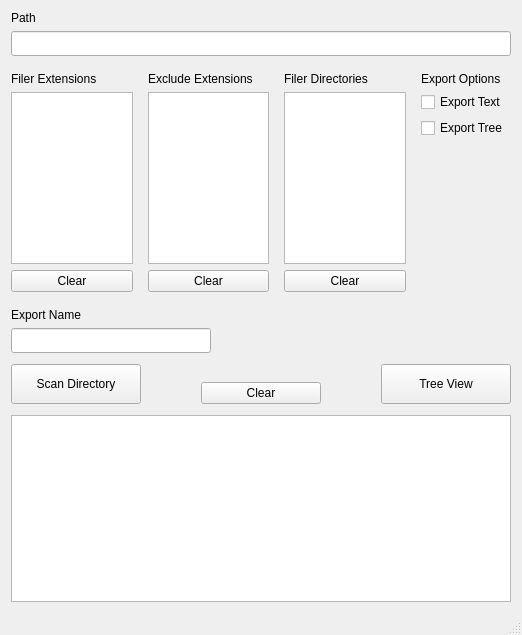
Above: Views/mainwindow.ui from mortalis13/List-Folders-Qt before the change. Below: the same form after it.
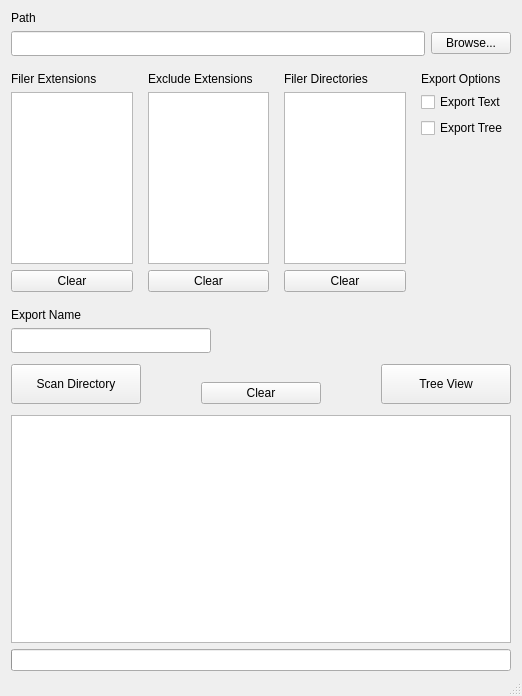
That is the form after the change.

```diff
--- a/Views/mainwindow.ui
+++ b/Views/mainwindow.ui
@@ -7,7 +7,7 @@
     <x>0</x>
     <y>0</y>
     <width>518</width>
-    <height>635</height>
+    <height>696</height>
    </rect>
   </property>
   <property name="windowTitle">
@@ -15,6 +15,9 @@
   </property>
   <widget class="QWidget" name="centralWidget">
    <layout class="QVBoxLayout" name="verticalLayout_7">
+    <property name="bottomMargin">
+     <number>0</number>
+    </property>
     <item>
      <layout class="QVBoxLayout" name="loPath">
       <item>
@@ -25,19 +28,56 @@
        </widget>
       </item>
       <item>
-       <widget class="QLineEdit" name="lePath">
+       <widget class="QWidget" name="panel1" native="true">
+        <property name="sizePolicy">
+         <sizepolicy hsizetype="Preferred" vsizetype="Preferred">
+          <horstretch>0</horstretch>
+          <verstretch>0</verstretch>
+         </sizepolicy>
+        </property>
         <property name="minimumSize">
          <size>
           <width>0</width>
-          <height>25</height>
-         </size>
-        </property>
-        <property name="baseSize">
-         <size>
-          <width>0</width>
           <height>0</height>
          </size>
         </property>
+        <layout class="QHBoxLayout" name="horizontalLayout">
+         <property name="leftMargin">
+          <number>0</number>
+         </property>
+         <property name="topMargin">
+          <number>0</number>
+         </property>
+         <property name="rightMargin">
+          <number>0</number>
+         </property>
+         <property name="bottomMargin">
+          <number>0</number>
+         </property>
+         <item>
+          <widget class="QLineEdit" name="lePath">
+           <property name="minimumSize">
+            <size>
+             <width>0</width>
+             <height>25</height>
+            </size>
+           </property>
+           <property name="baseSize">
+            <size>
+             <width>0</width>
+             <height>0</height>
+            </size>
+           </property>
+          </widget>
+         </item>
+         <item>
+          <widget class="QPushButton" name="bBrowse">
+           <property name="text">
+            <string>Browse...</string>
+           </property>
+          </widget>
+         </item>
+        </layout>
        </widget>
       </item>
      </layout>
@@ -524,11 +564,59 @@
      </spacer>
     </item>
     <item>
-     <widget class="QPlainTextEdit" name="teOut"/>
+     <widget class="QPlainTextEdit" name="teOut">
+      <property name="lineWrapMode">
+       <enum>QPlainTextEdit::NoWrap</enum>
+      </property>
+     </widget>
+    </item>
+    <item>
+     <widget class="QWidget" name="pStatus" native="true">
+      <layout class="QVBoxLayout" name="verticalLayout">
+       <property name="leftMargin">
+        <number>0</number>
+       </property>
+       <property name="topMargin">
+        <number>0</number>
+       </property>
+       <property name="rightMargin">
+        <number>0</number>
+       </property>
+       <property name="bottomMargin">
+        <number>0</number>
+       </property>
+       <item>
+        <widget class="QProgressBar" name="progressBar">
+         <property name="value">
+          <number>0</number>
+         </property>
+         <property name="textVisible">
+          <bool>false</bool>
+         </property>
+         <property name="invertedAppearance">
+          <bool>false</bool>
+         </property>
+        </widget>
+       </item>
+      </layout>
+     </widget>
     </item>
    </layout>
   </widget>
-  <widget class="QStatusBar" name="statusBar"/>
+  <widget class="QStatusBar" name="statusBar">
+   <property name="sizePolicy">
+    <sizepolicy hsizetype="Preferred" vsizetype="Minimum">
+     <horstretch>0</horstretch>
+     <verstretch>0</verstretch>
+    </sizepolicy>
+   </property>
+   <property name="minimumSize">
+    <size>
+     <width>0</width>
+     <height>25</height>
+    </size>
+   </property>
+  </widget>
  </widget>
  <layoutdefault spacing="6" margin="11"/>
  <tabstops>
```
Left out of the diff: 10 changed lines with no effect on the pictures.
